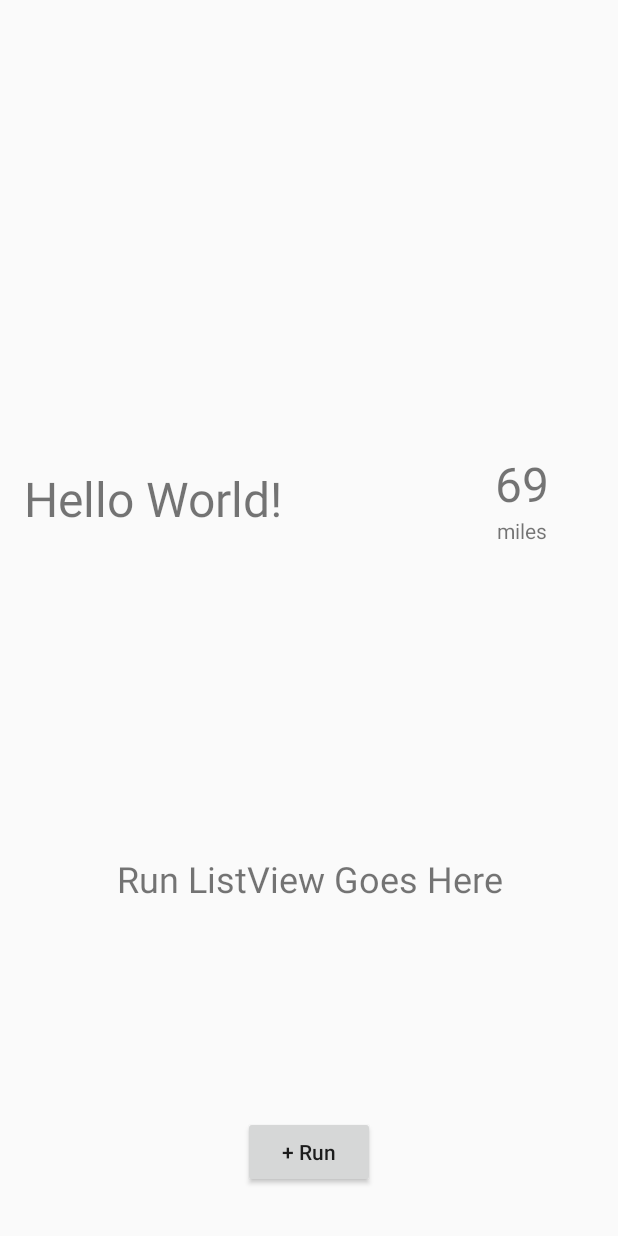
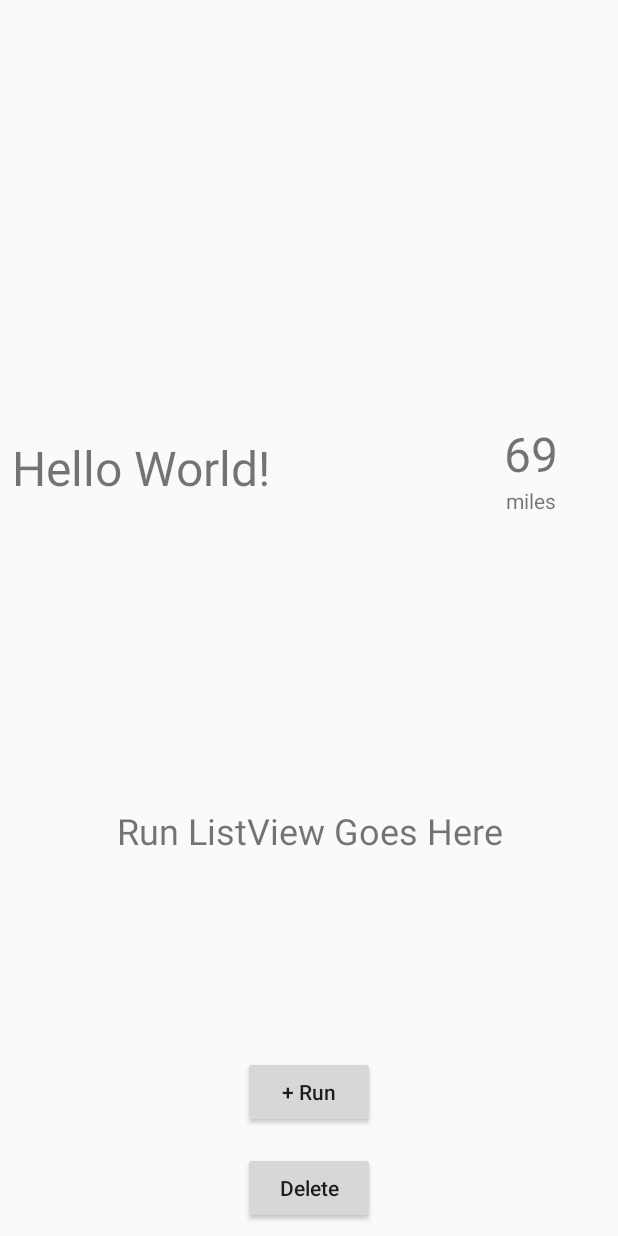
Before and after one commit to edjmore/Sneakerz-Android, an Android app: the EditShoeActivity screen opened directly, with no data from a screen before it, on a phone screen of 412 x 824 dp. Run offline under Robolectric (Android 15) with nearby library versions, the phone set to English and light mode, and no system bars; 4 statements that could not run were skipped.

Commit message:
Added shoe delete button

```diff
--- a/app/src/main/java/com/p3/ed/sneakerz/DbHelper.java
+++ b/app/src/main/java/com/p3/ed/sneakerz/DbHelper.java
@@ -13,7 +13,7 @@ public class DbHelper extends SQLiteOpenHelper {
 
     // Database
     private static final String DB_SNEAKERZ = "sneakerz.db";
-    private static final int DB_VERSION = 13;
+    private static final int DB_VERSION = 14;
 
     // Tables
     public static final String TABLE_SHOES = "shoes";
--- a/app/src/main/res/layout/edit_shoe_activity.xml
+++ b/app/src/main/res/layout/edit_shoe_activity.xml
@@ -3,7 +3,7 @@
     android:layout_width="match_parent"
     android:layout_height="match_parent"
     android:orientation="vertical"
-    android:padding="16dp">
+    android:padding="8dp">
 
     <FrameLayout
         android:id="@+id/edit_shoe_img_frame"
@@ -54,4 +54,12 @@
         android:layout_height="0dp"
         android:layout_weight="5"></FrameLayout>
 
+    <Button
+        android:layout_width="wrap_content"
+        android:layout_height="wrap_content"
+        android:layout_gravity="center"
+        android:onClick="deleteShoe"
+        android:text="Delete"
+        android:textAllCaps="false" />
+
 </LinearLayout>
```
Also changed, not shown: app/src/main/java/com/p3/ed/sneakerz/EditShoeActivity.java (+15 -0 lines).
